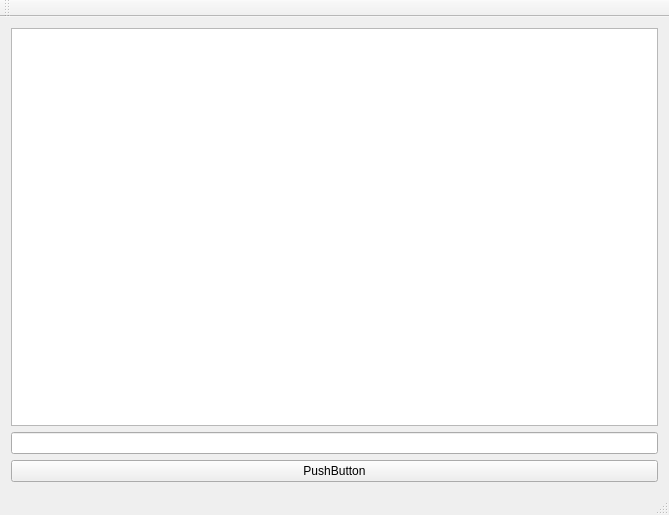
kurofand/Schwarze-feder, file mainwindow.ui: the form before one commit.
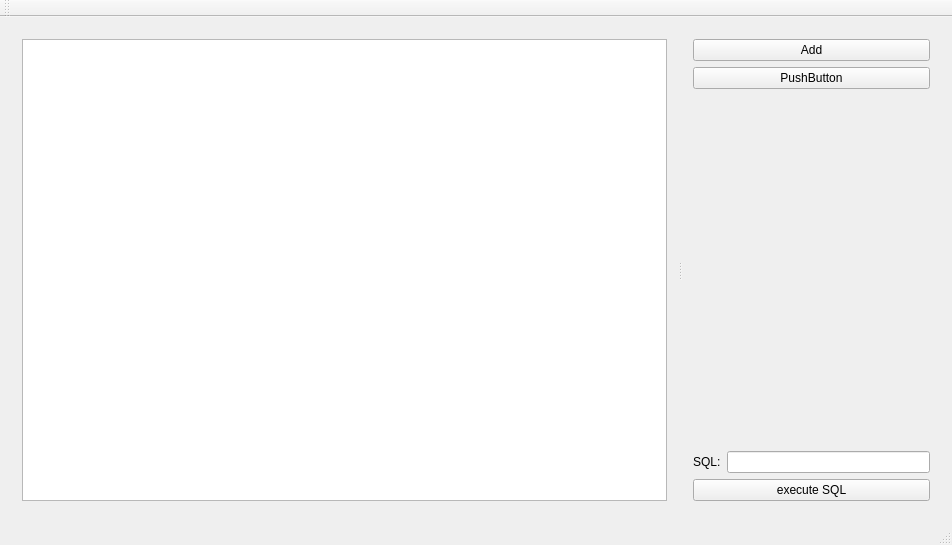
The form after the commit.

Commit message: 1. Some refactoring for to split view and code in MainWindow class 2. Changes in interface 3. Created dialog for insert into db

The edit to the form file:
```diff
--- a/mainwindow.ui
+++ b/mainwindow.ui
@@ -6,26 +6,100 @@
    <rect>
     <x>0</x>
     <y>0</y>
-    <width>669</width>
-    <height>515</height>
+    <width>952</width>
+    <height>545</height>
    </rect>
   </property>
   <property name="windowTitle">
    <string>MainWindow</string>
   </property>
   <widget class="QWidget" name="centralWidget">
-   <layout class="QVBoxLayout" name="verticalLayout_2">
+   <layout class="QHBoxLayout" name="horizontalLayout">
     <item>
-     <widget class="QTableWidget" name="tableWidget"/>
-    </item>
-    <item>
-     <widget class="QLineEdit" name="lineEdit"/>
-    </item>
-    <item>
-     <widget class="QPushButton" name="pushButton">
-      <property name="text">
-       <string>PushButton</string>
+     <widget class="QSplitter" name="splitter">
+      <property name="minimumSize">
+       <size>
+        <width>0</width>
+        <height>0</height>
+       </size>
       </property>
+      <property name="orientation">
+       <enum>Qt::Horizontal</enum>
+      </property>
+      <widget class="QWidget" name="wTable" native="true">
+       <layout class="QVBoxLayout" name="verticalLayout_4">
+        <item>
+         <widget class="QTableWidget" name="tableWidget">
+          <property name="minimumSize">
+           <size>
+            <width>400</width>
+            <height>0</height>
+           </size>
+          </property>
+         </widget>
+        </item>
+       </layout>
+      </widget>
+      <widget class="QWidget" name="wSettings" native="true">
+       <layout class="QVBoxLayout" name="verticalLayout_3">
+        <item>
+         <layout class="QVBoxLayout" name="verticalLayout_2">
+          <item>
+           <widget class="QPushButton" name="pbAdd">
+            <property name="text">
+             <string>Add</string>
+            </property>
+           </widget>
+          </item>
+          <item>
+           <widget class="QPushButton" name="pushButton_2">
+            <property name="text">
+             <string>PushButton</string>
+            </property>
+           </widget>
+          </item>
+         </layout>
+        </item>
+        <item>
+         <spacer name="verticalSpacer">
+          <property name="orientation">
+           <enum>Qt::Vertical</enum>
+          </property>
+          <property name="sizeHint" stdset="0">
+           <size>
+            <width>20</width>
+            <height>191</height>
+           </size>
+          </property>
+         </spacer>
+        </item>
+        <item>
+         <layout class="QVBoxLayout" name="verticalLayout">
+          <item>
+           <layout class="QHBoxLayout" name="horizontalLayout_2">
+            <item>
+             <widget class="QLabel" name="lSqlString">
+              <property name="text">
+               <string>SQL:</string>
+              </property>
+             </widget>
+            </item>
+            <item>
+             <widget class="QLineEdit" name="lineEdit"/>
+            </item>
+           </layout>
+          </item>
+          <item>
+           <widget class="QPushButton" name="pbRunSQL">
+            <property name="text">
+             <string>execute SQL</string>
+            </property>
+           </widget>
+          </item>
+         </layout>
+        </item>
+       </layout>
+      </widget>
      </widget>
     </item>
    </layout>
```
Left out of the diff: 4 changed lines with no effect on the pictures. The commit also changes 8 other files.
